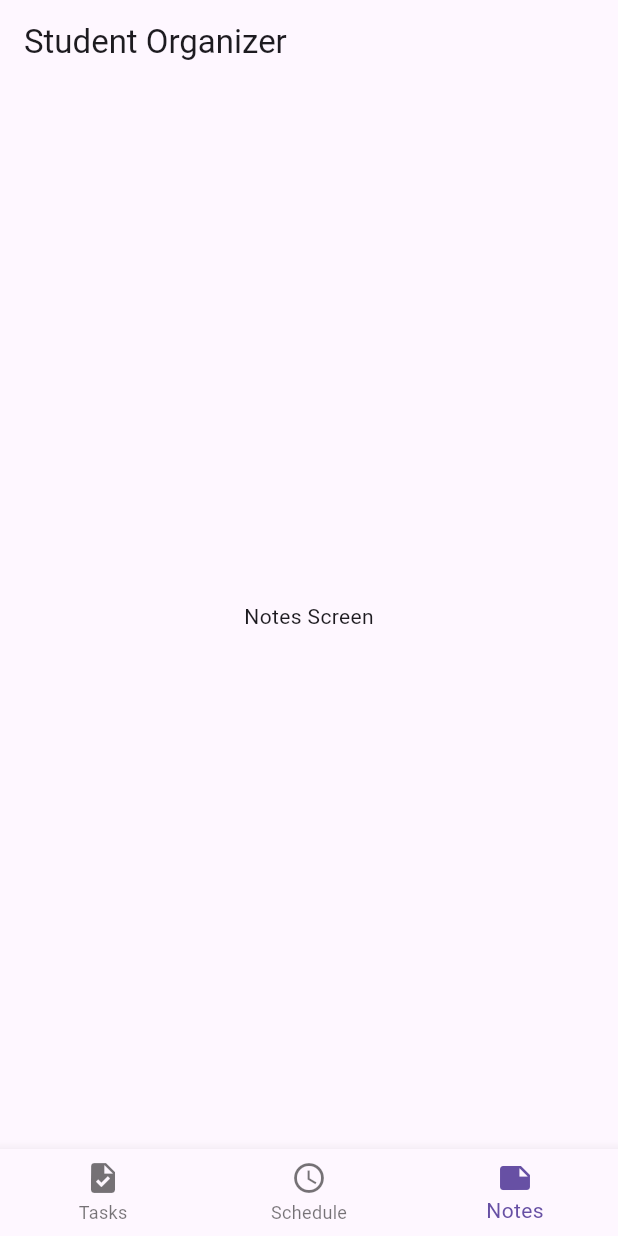
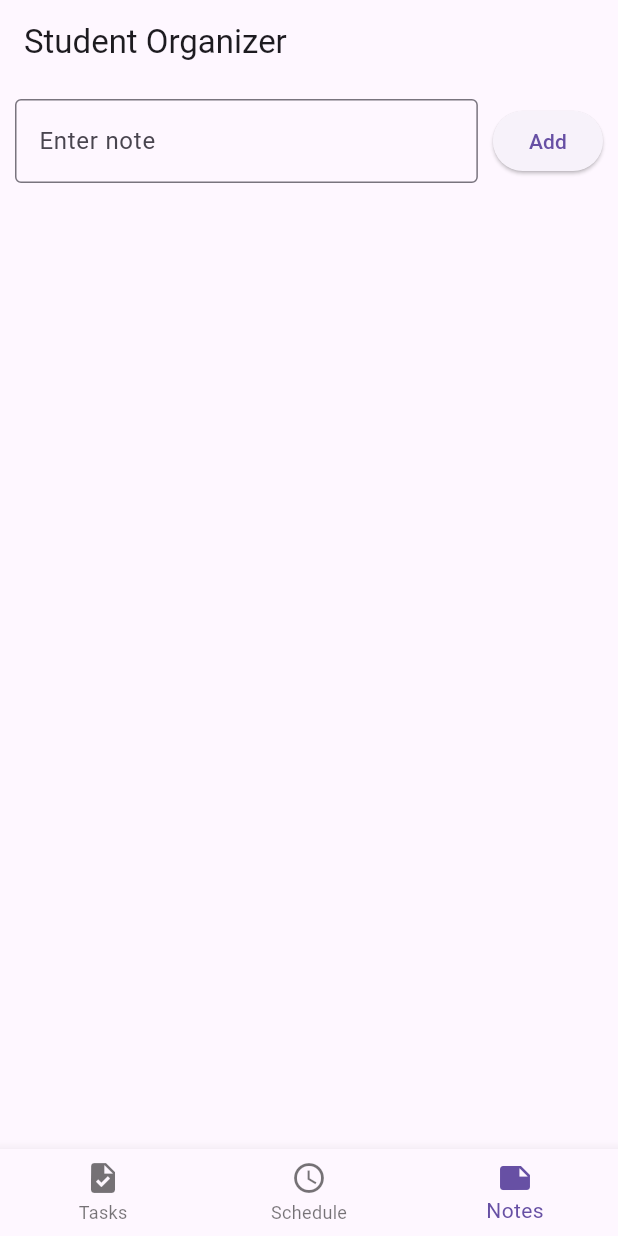
Before and after one commit to Vivek-afk81/web-technology, a Flutter app: the screen it shows after launch, item 3 of the bottom bar chosen, on a phone screen of 412 x 824 dp. Run offline on Flutter 3.47's test engine with Material 3 defaults, Android fonts, the phone set to English and light mode, and no system bars.

Commit message:
add notes_screen and integrate with home_screen

```diff
--- a/flutter/student_organizer/lib/home_screen.dart
+++ b/flutter/student_organizer/lib/home_screen.dart
@@ -1,6 +1,8 @@
 import 'package:flutter/material.dart';
+import 'package:student_organizer/notes_screen.dart';
 import 'tasks_screen.dart';
 import 'schedule_screen.dart';
+import 'notes_screen.dart';
 
 class HomeScreen extends StatefulWidget{
   @override
@@ -13,7 +15,7 @@ class _HomeScreenState extends State<HomeScreen> {
   final List<Widget> _screens = [
     Center(child: TasksScreen()),
     Center(child: ScheduleScreen()),
-    Center(child: Text("Notes Screen")),
+    Center(child: NotesScreen()),
   ];
 
   void _onTabTapped(int index) {  //onTap when user clicks
--- /dev/null
+++ b/flutter/student_organizer/lib/notes_screen.dart
@@ -0,0 +1,65 @@
+import 'package:flutter/material.dart';
+
+class NotesScreen extends StatefulWidget {
+  @override
+  _NotesScreenState createState() => _NotesScreenState();
+}
+
+class _NotesScreenState extends State<NotesScreen> {
+  TextEditingController _controller = TextEditingController();
+
+  List<String> notes = [];
+
+  void addNote() {
+    if (_controller.text.isNotEmpty) {
+      setState(() {
+        notes.add(_controller.text);
+      });
+      _controller.clear();
+    }
+  }
+
+  @override
+  Widget build(BuildContext context) {
+    return SafeArea(
+      child: Column(
+        children: [
+          Padding(
+            padding: EdgeInsets.all(10),
+            child: Row(
+              children: [
+                Expanded(
+                  child: TextField(
+                    controller: _controller,
+                    decoration: InputDecoration(
+                      hintText: "Enter note",
+                      border: OutlineInputBorder(),
+                    ),
+                  ),
+                ),
+                SizedBox(width: 10),
+                ElevatedButton(
+                  onPressed: addNote,
+                  child: Text("Add"),
+                ),
+              ],
+            ),
+          ),
+
+          Expanded(
+            child: ListView.builder(
+              itemCount: notes.length,
+              itemBuilder: (context, index) {
+                return Card(
+                  child: ListTile(
+                    title: Text(notes[index]),
+                  ),
+                );
+              },
+            ),
+          ),
+        ],
+      ),
+    );
+  }
+}
```
